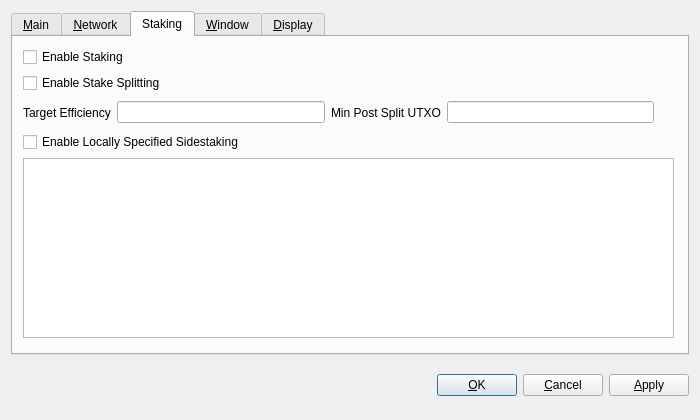
The window that src/qt/forms/optionsdialog.ui (gridcoin-community/Gridcoin-Research) describes before a commit, drawn with Qt 5.
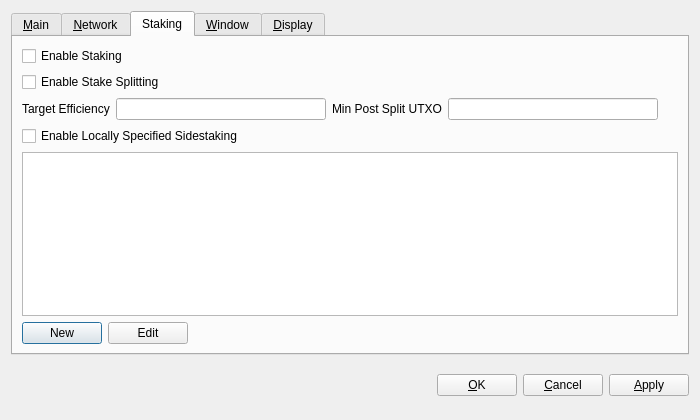
The same window after the commit. The open tabs and pages were chosen to show the change. Custom widgets are drawn as their Qt base class.

Commit message: Implementation of SideStakeTableModel and sidestakeTableView in options

```diff
--- a/src/qt/forms/optionsdialog.ui
+++ b/src/qt/forms/optionsdialog.ui
@@ -16,8 +16,8 @@
   <property name="modal">
    <bool>true</bool>
   </property>
-  <layout class="QVBoxLayout" name="verticalLayout">
-   <item>
+  <layout class="QGridLayout" name="gridLayout">
+   <item row="0" column="0">
     <widget class="QTabWidget" name="tabWidget">
      <property name="tabPosition">
       <enum>QTabWidget::North</enum>
@@ -245,15 +245,8 @@
       <attribute name="title">
        <string>Staking</string>
       </attribute>
-      <widget class="QWidget" name="layoutWidget">
-       <property name="geometry">
-        <rect>
-         <x>10</x>
-         <y>10</y>
-         <width>651</width>
-         <height>291</height>
-        </rect>
-       </property>
+      <layout class="QVBoxLayout" name="verticalLayout">
+       <item>
        <layout class="QVBoxLayout" name="verticalLayout_StakeSplit">
         <item>
          <widget class="QCheckBox" name="enableStaking">
@@ -328,10 +321,46 @@
          </widget>
         </item>
         <item>
-         <widget class="QTableWidget" name="sidestakingTableWidget"/>
-        </item>
-       </layout>
-      </widget>
+          <widget class="QTableView" name="sidestakingTableView">
+           <property name="sortingEnabled">
+            <bool>true</bool>
+           </property>
+          </widget>
+         </item>
+         <item>
+          <layout class="QHBoxLayout" name="horizontalLayoutSideStake">
+           <item>
+            <widget class="QPushButton" name="pushButtonNewSideStake">
+             <property name="text">
+              <string>New</string>
+             </property>
+            </widget>
+           </item>
+           <item>
+            <widget class="QPushButton" name="pushButtonEditSideStake">
+             <property name="text">
+              <string>Edit</string>
+             </property>
+            </widget>
+           </item>
+           <item>
+            <spacer name="horizontalSpacer_SideStake">
+             <property name="orientation">
+              <enum>Qt::Horizontal</enum>
+             </property>
+             <property name="sizeHint" stdset="0">
+              <size>
+               <width>40</width>
+               <height>20</height>
+              </size>
+             </property>
+            </spacer>
+           </item>
+          </layout>
+         </item>
+        </layout>
+       </item>
+      </layout>
      </widget>
      <widget class="QWidget" name="tabWindow">
       <attribute name="title">
@@ -544,7 +573,7 @@
      </widget>
     </widget>
    </item>
-   <item>
+   <item row="1" column="0">
     <layout class="QHBoxLayout" name="horizontalLayout_Buttons">
      <item>
       <spacer name="horizontalSpacer_1">
```
Lines whose indentation alone changed are shown as unchanged. The commit also changes 10 other files.
